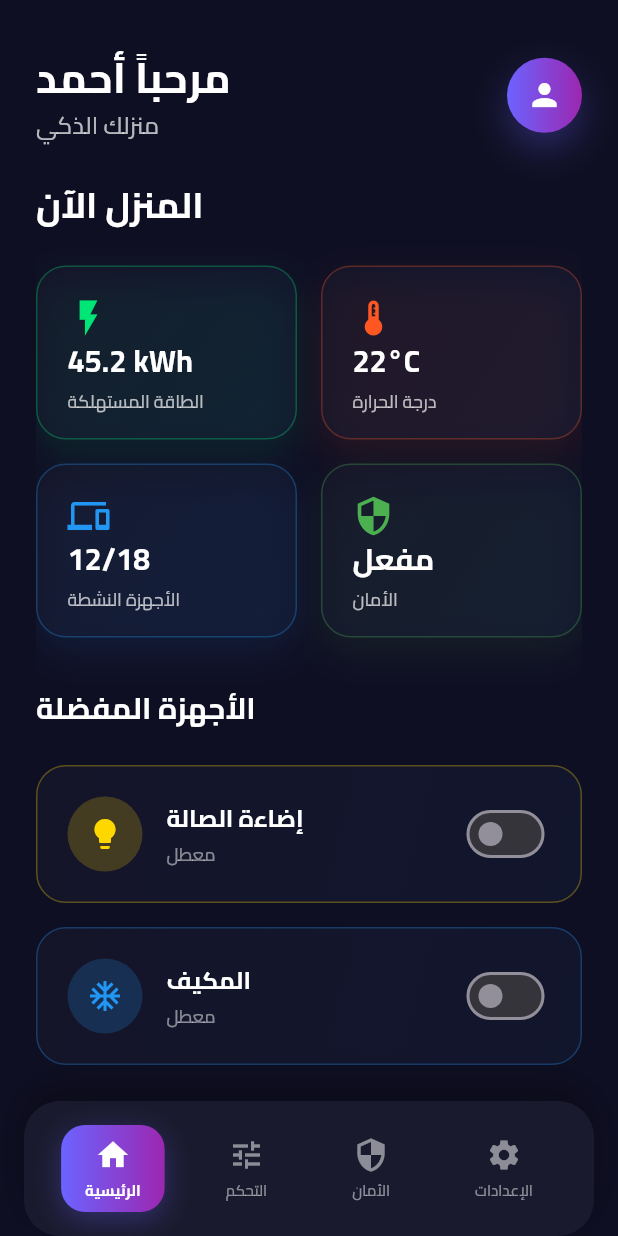
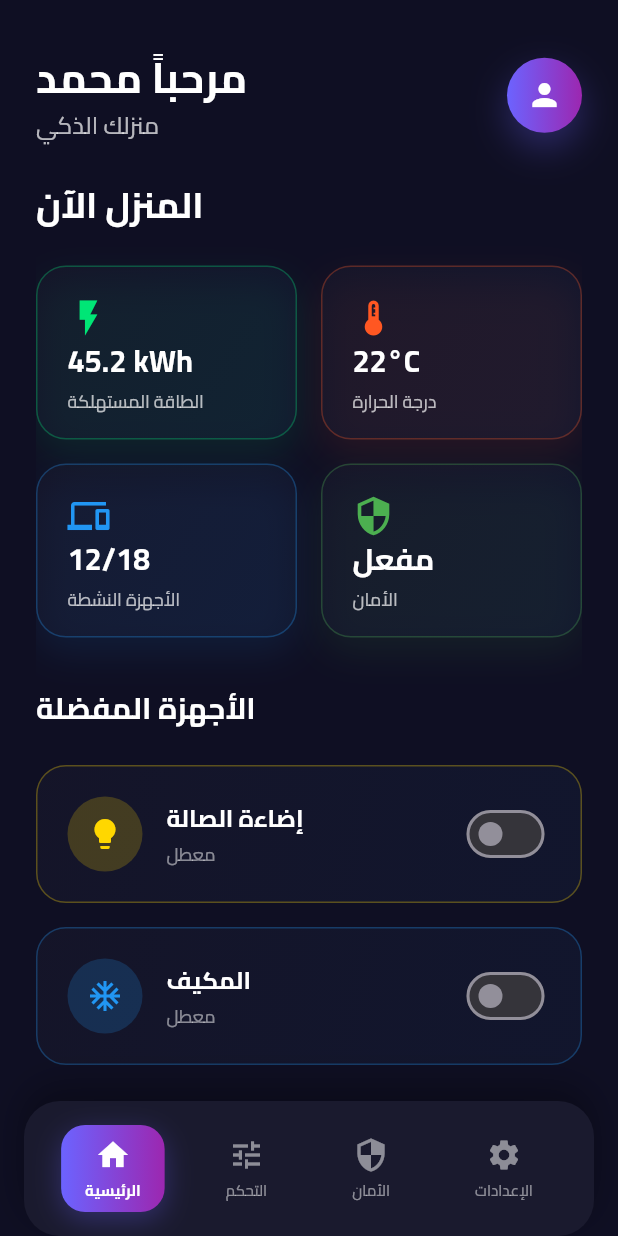
Before and after one commit to m7md015sh/smart_home_flutter, a Flutter app: the screen it shows after launch, on a phone screen of 412 x 824 dp. Run offline on Flutter 3.47's test engine with Material 3 defaults, Android fonts, the light colour scheme and no system bars; drawn by our look-alikes of flutter_animate.

Commit message:
Update welcome message on home screen
The welcome message on the `HomeScreen` has been changed from "مرحباً أحمد" to "مرحباً محمد".

```diff
--- a/lib/screens/home_screen.dart
+++ b/lib/screens/home_screen.dart
@@ -34,7 +34,7 @@ class HomeScreen extends StatelessWidget {
                   crossAxisAlignment: CrossAxisAlignment.start,
                   children: [
                     const Text(
-                      'مرحباً أحمد',
+                      'مرحباً محمد',
                       style: TextStyle(
                         fontSize: 28,
                         fontWeight: FontWeight.bold,
```
